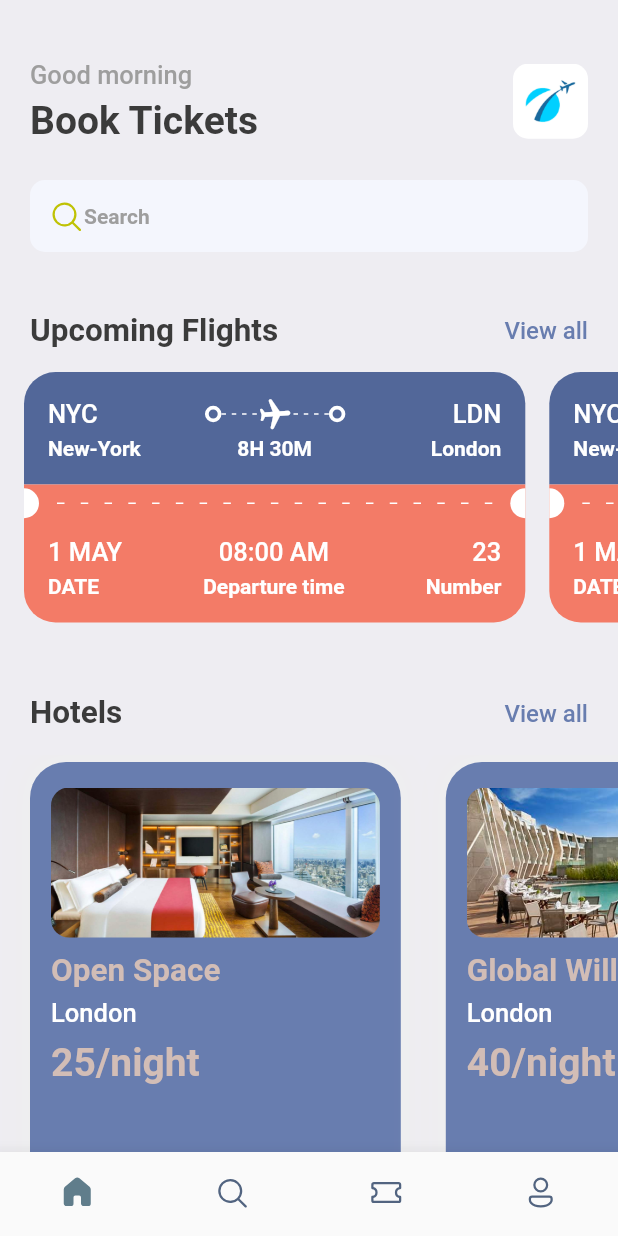
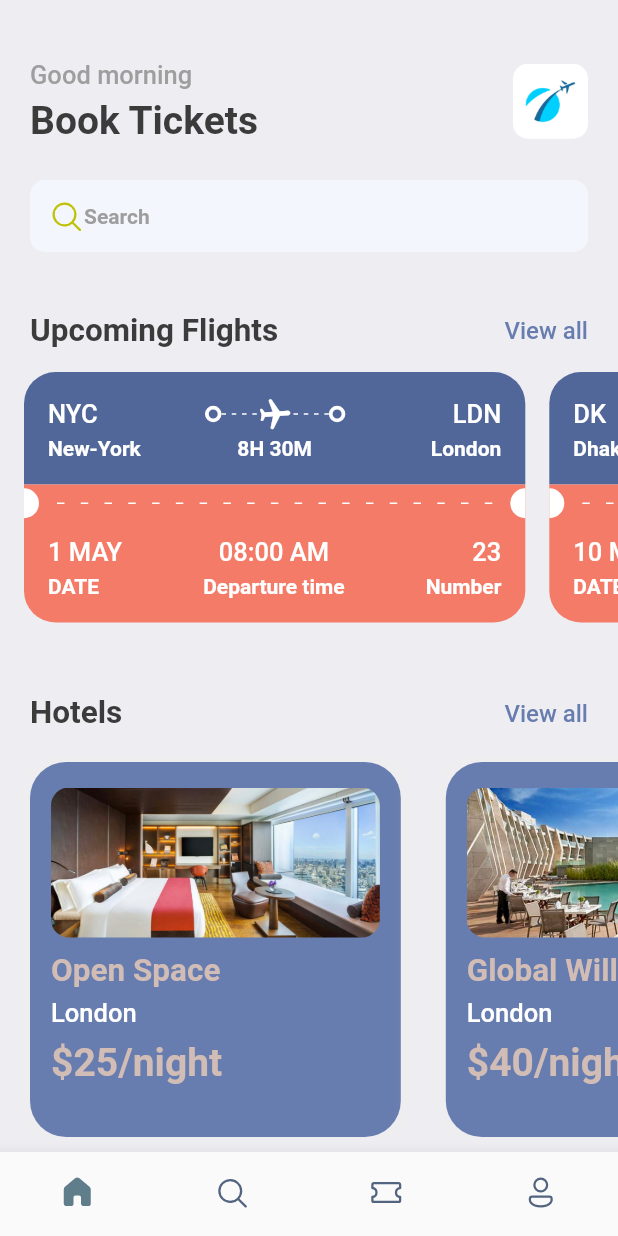
Before and after one commit to Ericky121/booktickets, a Flutter app: the screen it shows after launch, on a phone screen of 412 x 824 dp. Run offline on Flutter 3.47's test engine with Material 2 defaults, Android fonts, the phone set to English and light mode, and no system bars; our stand-ins replace fluentui_icons, gap.

Commit message:
2022.07.29 Changed

```diff
--- a/lib/screens/home_screen.dart
+++ b/lib/screens/home_screen.dart
@@ -97,10 +97,7 @@ class HomeScreen extends StatelessWidget {
             scrollDirection: Axis.horizontal,
             padding: EdgeInsets.only(right: 20),
             child: Row(
-              children: [
-                TicketView(),
-                TicketView(),
-              ],
+              children: ticketList.map((singleTicket) => TicketView(ticket: singleTicket)).toList(),
             ),
           ),
           const Gap(15),
--- a/lib/screens/hotel_screen.dart
+++ b/lib/screens/hotel_screen.dart
@@ -23,7 +23,7 @@ class HotelScreen extends StatelessWidget {
     return Container(
       padding: const EdgeInsets.symmetric(horizontal: 14, vertical: 17),
       width: size.width * 0.6,
-      height: 350,
+      height: 250,
       margin: const EdgeInsets.only(left: 20, right: 10, top: 5),
       decoration: BoxDecoration(
         color: Styles.primaryColor,
@@ -64,7 +64,7 @@ class HotelScreen extends StatelessWidget {
           ),
           const Gap(8),
           Text(
-            "${hotel["price"]}/night",
+            "\$${hotel["price"]}/night",
             style: Styles.headLineStyle1.copyWith(color: Styles.kakiColor),
           )
         ],
--- a/lib/screens/ticket_view.dart
+++ b/lib/screens/ticket_view.dart
@@ -6,7 +6,26 @@ import 'package:gap/gap.dart';
 import '../utils/app_layout.dart';
 
 class TicketView extends StatelessWidget {
-  const TicketView({Key? key}) : super(key: key);
+
+  /*
+  {
+  'from': {
+    'code':"NYC",
+    'name':"New-York"
+    },
+  'to': {
+    'code':"LDN",
+    'name':"London"
+    },
+  'flying_time': '8H 30M',
+  'date': "1 MAY",
+  'departure_time':"08:00 AM",
+  "number":23
+  }
+   */
+  final Map<String, dynamic> ticket;
+
+  const TicketView({Key? key, required this.ticket}) : super(key: key);
 
   @override
   Widget build(BuildContext context) {
@@ -35,7 +54,7 @@ class TicketView extends StatelessWidget {
                 children: [
                   Row(
                     children: [
-                      Text("NYC", style: Styles.headLineStyle3.copyWith(color: Colors.white)),
+                      Text(ticket["from"]["code"], style: Styles.headLineStyle3.copyWith(color: Colors.white)),
                       Expanded(child: Container(),),
                       ThickContainer(),
                       Expanded(
@@ -65,7 +84,7 @@ class TicketView extends StatelessWidget {
                       ),
                       ThickContainer(),
                       Expanded(child: Container(),),
-                      Text("LDN", style: Styles.headLineStyle3.copyWith(color: Colors.white)),
+                      Text(ticket["to"]["code"], style: Styles.headLineStyle3.copyWith(color: Colors.white)),
                     ],
                   ),
                   const Gap(3),
@@ -75,15 +94,15 @@ class TicketView extends StatelessWidget {
                       SizedBox(
                         width: 100,
                         child: Text(
-                          "New-York",
+                            ticket["from"]["name"],
                           style: Styles.headLineStyle4.copyWith(color: Colors.white)
                         ),
                       ),
-                      Text("8H 30M", style: Styles.headLineStyle4.copyWith(color: Colors.white)),
+                      Text(ticket["flying_time"], style: Styles.headLineStyle4.copyWith(color: Colors.white)),
                       SizedBox(
                         width: 100,
                         child: Text(
-                          "London",
+                          ticket["to"]["name"],
                           textAlign: TextAlign.end,
                           style: Styles.headLineStyle4.copyWith(color: Colors.white),
                         ),
@@ -173,7 +192,7 @@ class TicketView extends StatelessWidget {
                         crossAxisAlignment: CrossAxisAlignment.start,
                         children: [
                           Text(
-                            "1 MAY",
+                            ticket["date"],
                             style: Styles.headLineStyle3.copyWith(color: Colors.white),
                           ),
                           const Gap(5),
@@ -187,7 +206,7 @@ class TicketView extends StatelessWidget {
                         crossAxisAlignment: CrossAxisAlignment.center,
                         children: [
                           Text(
-                            "08:00 AM",
+                            ticket["departure_time"],
                             style: Styles.headLineStyle3.copyWith(color: Colors.white),
                           ),
                           const Gap(5),
@@ -201,7 +220,7 @@ class TicketView extends StatelessWidget {
                         crossAxisAlignment: CrossAxisAlignment.end,
                         children: [
                           Text(
-                            "23",
+                            "${ticket["number"]}",
                             style: Styles.headLineStyle3.copyWith(color: Colors.white),
                           ),
                           const Gap(5),
```
